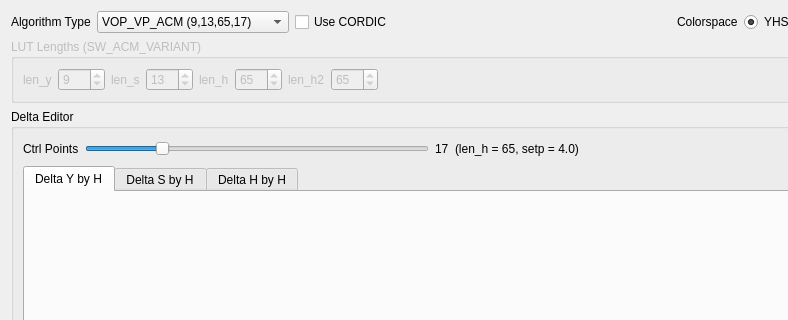
Old version of the form script/verify_tool_app/ui/acm_ui.ui in the repository FaiScofield/hwpq_verify; both pictures show x 0 to 788 and y 0 to 320 of the 1100 by 760 pixel window.
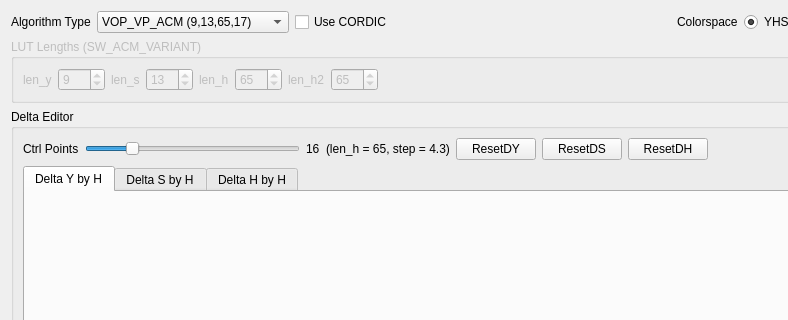
New version of the form.

Commit message:
feat[pqtool]]: 添加ACM重置曲线按钮并优化编辑逻辑
- 新增ResetDY、ResetDS、ResetDH三个一键重置按钮
- 为图表添加控制点数值标签，改进热图颜色渲染效果
- 完善控制点合法性校验与同步逻辑

```diff
--- a/script/verify_tool_app/ui/acm_ui.ui
+++ b/script/verify_tool_app/ui/acm_ui.ui
@@ -233,10 +233,16 @@
            <number>4</number>
           </property>
           <property name="maximum">
-           <number>65</number>
+           <number>64</number>
           </property>
           <property name="value">
-           <number>17</number>
+           <number>16</number>
+          </property>
+          <property name="singleStep">
+           <number>2</number>
+          </property>
+          <property name="pageStep">
+           <number>2</number>
           </property>
           <property name="orientation">
            <enum>Qt::Horizontal</enum>
@@ -246,14 +252,35 @@
         <item>
          <widget class="QLabel" name="label_ctrl_points_value">
           <property name="text">
-           <string>17</string>
+           <string>16</string>
           </property>
          </widget>
         </item>
         <item>
          <widget class="QLabel" name="label_delta_hint">
           <property name="text">
-           <string>(len_h = 65, setp = 4.0)</string>
+           <string>(len_h = 65, step = 4.3)</string>
+          </property>
+         </widget>
+        </item>
+        <item>
+         <widget class="QPushButton" name="button_reset_delta_y">
+          <property name="text">
+           <string>ResetDY</string>
+          </property>
+         </widget>
+        </item>
+        <item>
+         <widget class="QPushButton" name="button_reset_delta_s">
+          <property name="text">
+           <string>ResetDS</string>
+          </property>
+         </widget>
+        </item>
+        <item>
+         <widget class="QPushButton" name="button_reset_delta_h">
+          <property name="text">
+           <string>ResetDH</string>
           </property>
          </widget>
         </item>
```
The commit also changes 1 other file.
